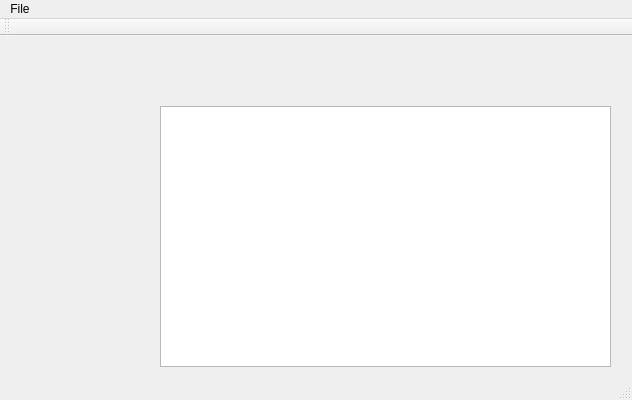
First picture: the form in mainwindow.ui, repository maximova136/Little-Paint, before the edit.
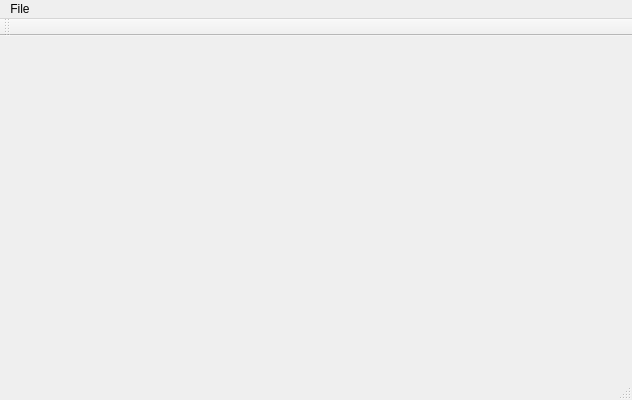
Second picture: the form after the edit.

```diff
--- a/mainwindow.ui
+++ b/mainwindow.ui
@@ -19,18 +19,7 @@
   <property name="windowTitle">
    <string>LiPa (Little Paint)</string>
   </property>
-  <widget class="QWidget" name="centralWidget">
-   <widget class="QGraphicsView" name="graphicsView">
-    <property name="geometry">
-     <rect>
-      <x>160</x>
-      <y>70</y>
-      <width>451</width>
-      <height>261</height>
-     </rect>
-    </property>
-   </widget>
-  </widget>
+  <widget class="QWidget" name="centralWidget"/>
   <widget class="QMenuBar" name="menuBar">
    <property name="geometry">
     <rect>
```
